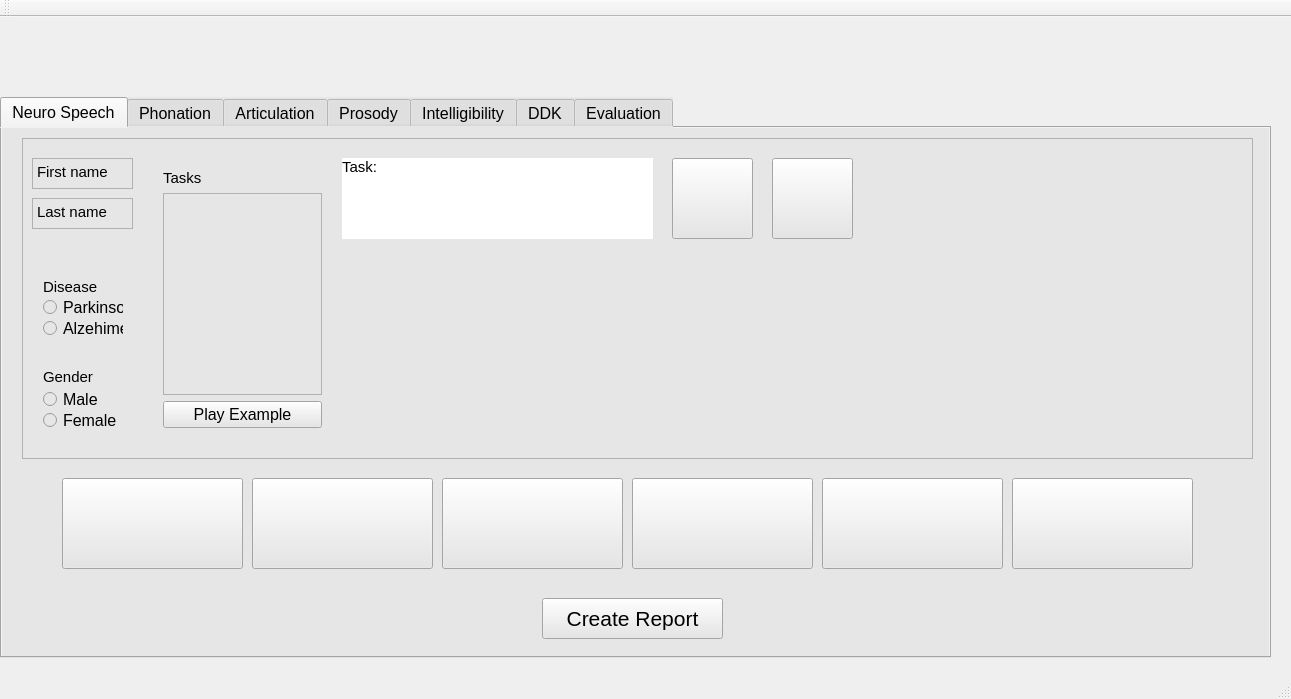
Before: the Qt Designer form src/PDTool/mainwindow.ui in jcvasquezc/NeuroSpeech, drawn with Qt 5.
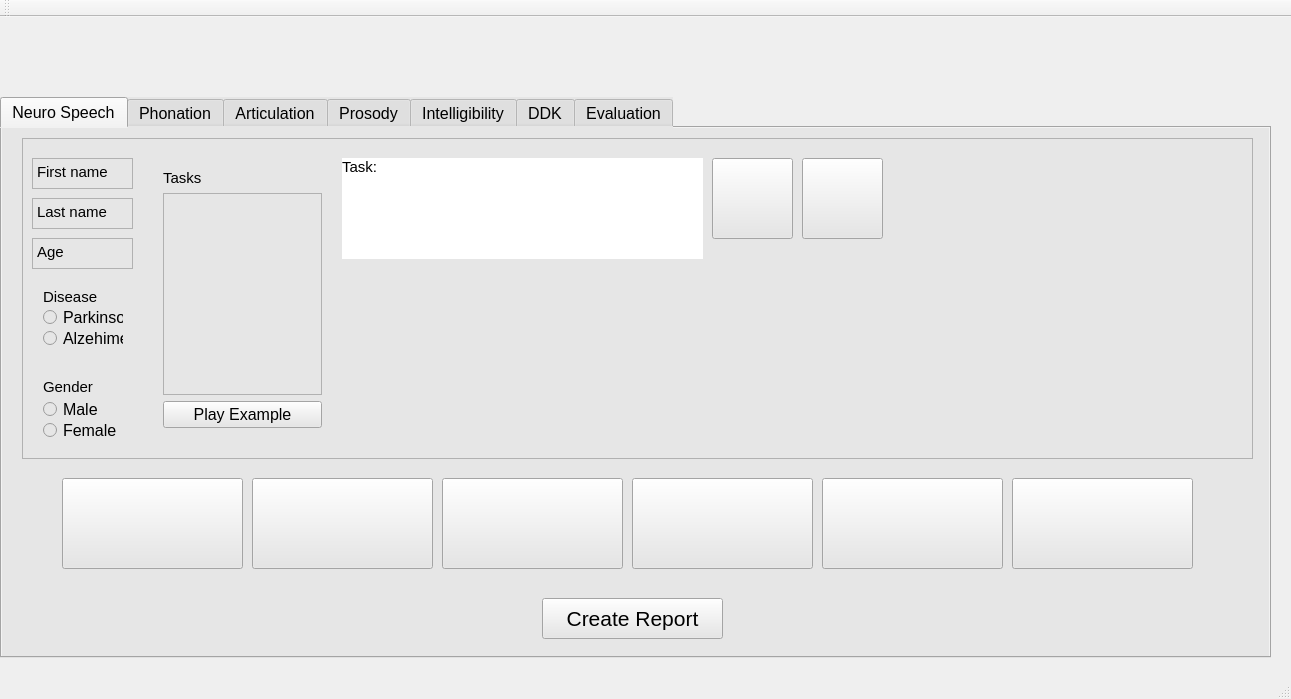
After: the same form once the commit is applied. The open tabs and pages were chosen to show the change. Custom widgets are drawn as their Qt base class.

Diff of the .ui file:
```diff
--- a/src/PDTool/mainwindow.ui
+++ b/src/PDTool/mainwindow.ui
@@ -114,7 +114,7 @@
       <widget class="QPushButton" name="pushButton_5">
        <property name="geometry">
         <rect>
-         <x>650</x>
+         <x>690</x>
          <y>20</y>
          <width>81</width>
          <height>81</height>
@@ -127,7 +127,7 @@
       <widget class="QPushButton" name="pushButton_6">
        <property name="geometry">
         <rect>
-         <x>750</x>
+         <x>780</x>
          <y>20</y>
          <width>81</width>
          <height>81</height>
@@ -175,9 +175,9 @@
        <property name="geometry">
         <rect>
          <x>320</x>
-         <y>110</y>
+         <y>130</y>
          <width>891</width>
-         <height>191</height>
+         <height>171</height>
         </rect>
        </property>
        <property name="styleSheet">
@@ -198,9 +198,9 @@
       <widget class="QWidget" name="layoutWidget">
        <property name="geometry">
         <rect>
-         <x>850</x>
+         <x>870</x>
          <y>20</y>
-         <width>361</width>
+         <width>341</width>
          <height>81</height>
         </rect>
        </property>
@@ -210,7 +210,7 @@
        <property name="geometry">
         <rect>
          <x>10</x>
-         <y>220</y>
+         <y>230</y>
          <width>101</width>
          <height>81</height>
         </rect>
@@ -264,7 +264,7 @@
        <property name="geometry">
         <rect>
          <x>10</x>
-         <y>130</y>
+         <y>140</y>
          <width>102</width>
          <height>79</height>
         </rect>
@@ -364,8 +364,8 @@
         <rect>
          <x>320</x>
          <y>20</y>
-         <width>311</width>
-         <height>81</height>
+         <width>361</width>
+         <height>101</height>
         </rect>
        </property>
        <property name="font">
@@ -387,6 +387,23 @@
         <set>Qt::AlignLeading|Qt::AlignLeft|Qt::AlignTop</set>
        </property>
       </widget>
+      <widget class="QTextEdit" name="textEdit_3">
+       <property name="geometry">
+        <rect>
+         <x>10</x>
+         <y>100</y>
+         <width>101</width>
+         <height>31</height>
+        </rect>
+       </property>
+       <property name="html">
+        <string>&lt;!DOCTYPE HTML PUBLIC &quot;-//W3C//DTD HTML 4.0//EN&quot; &quot;http://www.w3.org/TR/REC-html40/strict.dtd&quot;&gt;
+&lt;html&gt;&lt;head&gt;&lt;meta name=&quot;qrichtext&quot; content=&quot;1&quot; /&gt;&lt;style type=&quot;text/css&quot;&gt;
+p, li { white-space: pre-wrap; }
+&lt;/style&gt;&lt;/head&gt;&lt;body style=&quot; font-family:'MS Shell Dlg 2'; font-size:8.25pt; font-weight:400; font-style:normal;&quot;&gt;
+&lt;p style=&quot; margin-top:0px; margin-bottom:0px; margin-left:0px; margin-right:0px; -qt-block-indent:0; text-indent:0px;&quot;&gt;&lt;span style=&quot; font-family:'Ubuntu'; font-size:11pt;&quot;&gt;Age&lt;/span&gt;&lt;/p&gt;&lt;/body&gt;&lt;/html&gt;</string>
+       </property>
+      </widget>
      </widget>
      <widget class="QPushButton" name="pushButton_8">
       <property name="geometry">
```
Left out of the diff: 20 changed lines with no effect on the pictures.
